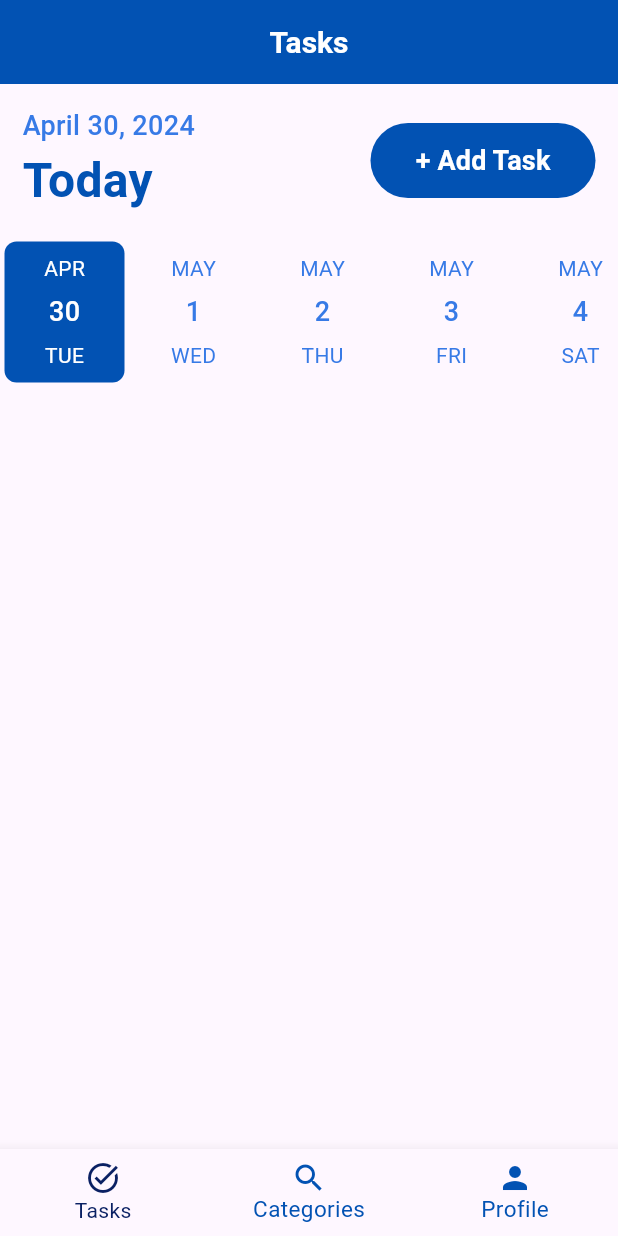
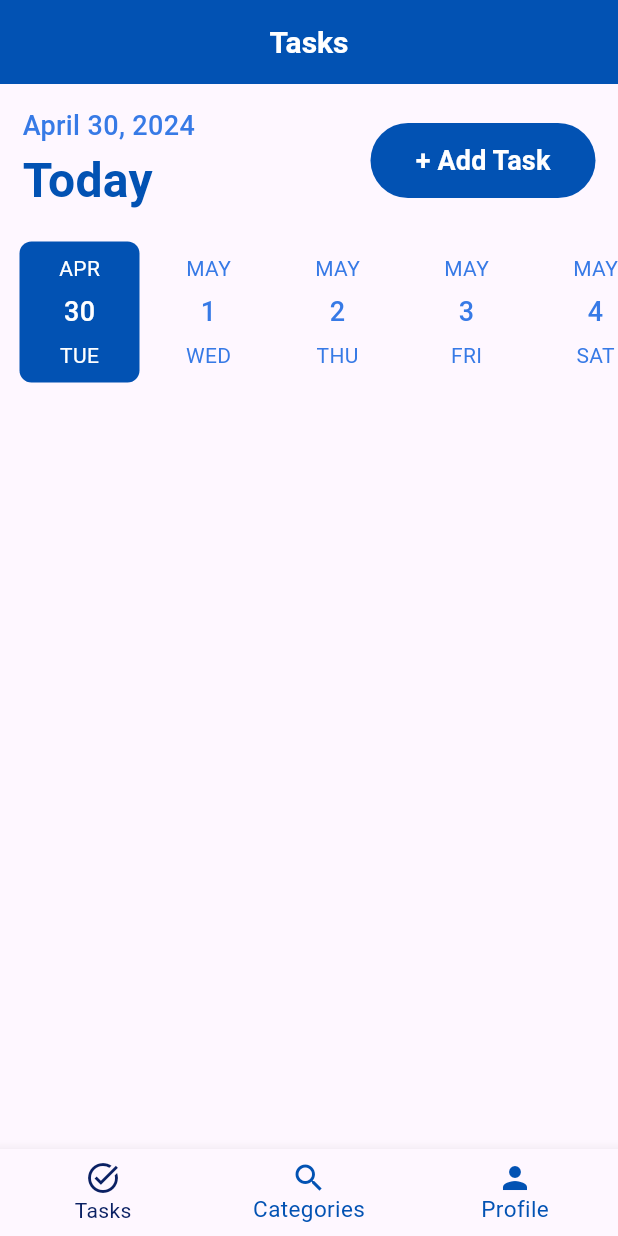
Before and after one commit to RanaMohamed24/Flutter-Project, a Flutter app: the DashboardPage screen opened directly, on a phone screen of 412 x 824 dp. Run offline on Flutter 3.47's test engine with Material 3 defaults, Android fonts, the light colour scheme and no system bars; our stand-ins replace bloc, cloud_firestore, device_preview, firebase_core, firebase_crashlytics, flutter_bloc and 2 more; accounts and stored records are empty.

Commit message:
show all dash screens

```diff
--- a/lib/features/dashboard/controller/cubit/dashboard_cubit.dart
+++ b/lib/features/dashboard/controller/cubit/dashboard_cubit.dart
@@ -10,8 +10,8 @@ class DashboardCubit extends Cubit<DashboardState> {
   int selectedTapIndex = 0;
   final PageController pageController = PageController();
   void onChangeTapIndex(int index) {
-    if (index == 2) {
-      throw 'dummy execption frpm mobile';
+    if (index == 3) {
+      throw 'dummy execption from mobile';
     }
     selectedTapIndex = index;
     pageController.jumpToPage(selectedTapIndex);
--- a/lib/features/dashboard/modules/Tasks/view/components/tasks_widget.dart
+++ b/lib/features/dashboard/modules/Tasks/view/components/tasks_widget.dart
@@ -62,6 +62,7 @@ class TasksWidget extends StatelessWidget {
                   ],
                 ),
                 Container(
+                  margin: const EdgeInsets.only(left: 10),
                   child: DatePicker(
                     DateTime.now(),
                     height: 100,
@@ -70,8 +71,10 @@ class TasksWidget extends StatelessWidget {
                     selectionColor: PrimaryColor,
                     selectedTextColor: Colors.white,
                     dateTextStyle: subTitle,
-                    monthTextStyle: const TextStyle(color: SecondaryColor, fontSize: 14),
-                    dayTextStyle:  const TextStyle(color: SecondaryColor, fontSize: 14),
+                    monthTextStyle:
+                        const TextStyle(color: SecondaryColor, fontSize: 14),
+                    dayTextStyle:
+                        const TextStyle(color: SecondaryColor, fontSize: 14),
                     onDateChange: (date) {
                       controller.selectedDate = date;
                     },
```
